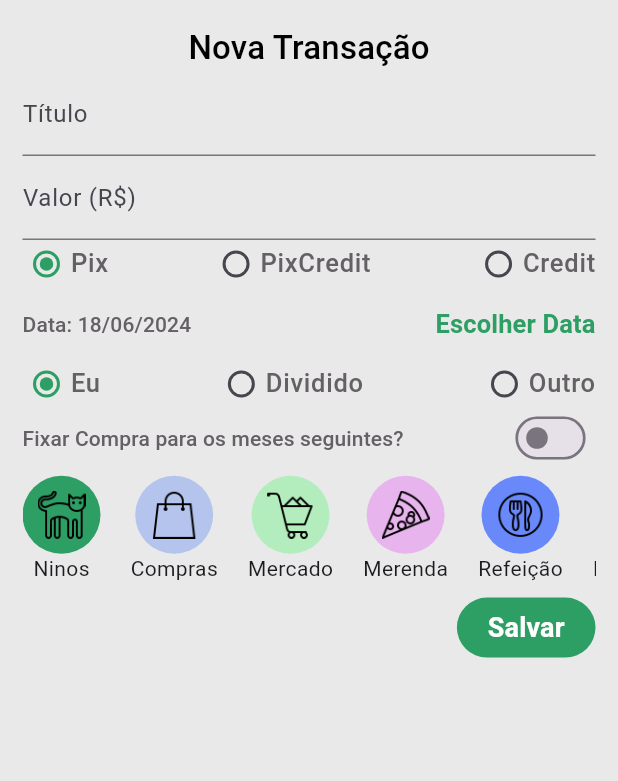
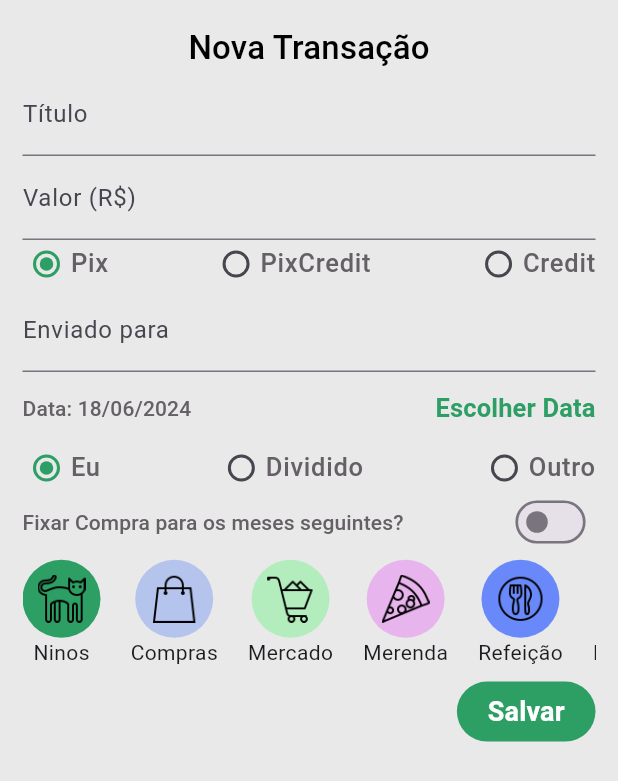
Before and after one commit to e-duarte/personal_expenses, a Flutter app: the TransactionForm widget shown alone on an empty page, opened directly with empty values, after a tap on "Salvar", on a phone screen of 412 x 824 dp. Shown: the top 781 px of the screen. Run offline on Flutter 3.47's test engine with Material 3 defaults, Android fonts, the phone set to English and light mode, and no system bars; our stand-ins replace fl_chart, sqflite; missing offline and left inert: easy_pie_chart; accounts and stored records are empty.

Commit message:
Pix destination

```diff
--- a/lib/app/components/transaction_dialog.dart
+++ b/lib/app/components/transaction_dialog.dart
@@ -96,6 +96,11 @@ class TransactionDialog extends StatelessWidget {
                 Text(transaction.payment.name)
               ],
             ),
+            if (transaction.pixDest.isNotEmpty)
+              Text(
+                'Enviado para ${transaction.pixDest}',
+                maxLines: 3,
+              ),
           ],
         ),
       ),
--- a/lib/app/components/transaction_form.dart
+++ b/lib/app/components/transaction_form.dart
@@ -12,6 +12,7 @@ class _TransactionFormState extends State<TransactionForm> {
   final _titleController = TextEditingController();
   final _valueController = TextEditingController();
   final _otherController = TextEditingController();
+  final _pixDestController = TextEditingController();
   final _numberOfInstallments = 10;
 
   Payment _payment = Payment.pix;
@@ -92,6 +93,14 @@ class _TransactionFormState extends State<TransactionForm> {
                 });
               },
             ),
+            if (_payment == Payment.pix || _payment == Payment.pixCredit)
+              TextField(
+                controller: _pixDestController,
+                decoration: const InputDecoration(
+                  labelText: 'Enviado para',
+                ),
+                onSubmitted: (_) => _submitForm(),
+              ),
             if (_payment == Payment.credit)
               InstallmetsDropdown(
                 transactionValue: double.tryParse(_valueController.text) ?? 0.0,
@@ -181,6 +190,7 @@ class _TransactionFormState extends State<TransactionForm> {
   void _submitForm() {
     final title = _titleController.text;
     final value = double.tryParse(_valueController.text) ?? 0.0;
+    final pixDest = _pixDestController.text;
 
     _ownerDesc = switch (_owner) {
       Owner.me => _owner.name,
@@ -205,6 +215,7 @@ class _TransactionFormState extends State<TransactionForm> {
         owner: _owner,
         ownerDesc: _ownerDesc,
         payment: _payment,
+        pixDest: pixDest,
       ),
     );
 
--- a/lib/app/models/transaction.dart
+++ b/lib/app/models/transaction.dart
@@ -16,6 +16,7 @@ class Transaction {
   final Owner owner;
   final String ownerDesc;
   final Payment payment;
+  final String pixDest;
 
   Transaction({
     this.id,
@@ -28,6 +29,7 @@ class Transaction {
     required this.owner,
     required this.ownerDesc,
     required this.payment,
+    required this.pixDest,
   });
 
   factory Transaction.fromMap(Map<String, Object?> data) {
@@ -55,6 +57,7 @@ class Transaction {
       owner: owner,
       ownerDesc: data['ownerDesc'] as String,
       payment: payment,
+      pixDest: data['pixDest'] as String,
     );
   }
 
@@ -70,6 +73,7 @@ class Transaction {
       'owner': owner.index,
       'ownerDesc': ownerDesc,
       'payment': payment.index,
+      'pixDest': pixDest,
     };
   }
 
@@ -84,6 +88,7 @@ class Transaction {
     Owner? owner,
     String? ownerDesc,
     Payment? payment,
+    String? pixDest,
   }) {
     return Transaction(
       id: id ?? this.id,
@@ -96,6 +101,7 @@ class Transaction {
       owner: owner ?? this.owner,
       ownerDesc: ownerDesc ?? this.ownerDesc,
       payment: payment ?? this.payment,
+      pixDest: pixDest ?? this.pixDest,
     );
   }
 
--- a/lib/app/utils/db_utils.dart
+++ b/lib/app/utils/db_utils.dart
@@ -17,6 +17,7 @@ class DbUtils {
         owner INTEGER NOT NULL,
         ownerDesc TEXT NOT NULL,
         payment INTEGER NOT NULL,
+        pixDest TEXT NOT NULL,
         FOREIGN KEY (tag)
           REFERENCES tags (id)
             ON DELETE CASCADE
```
